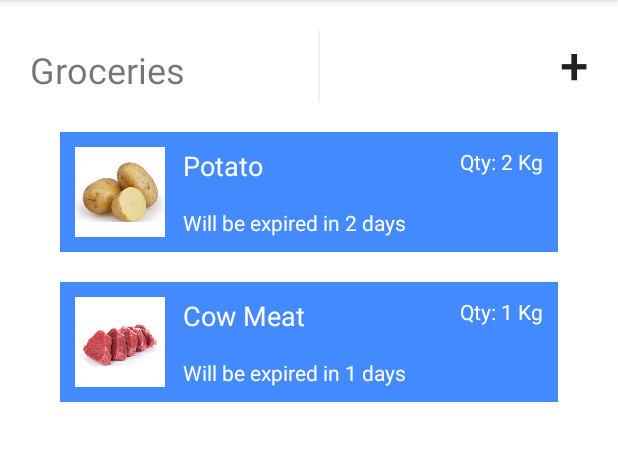
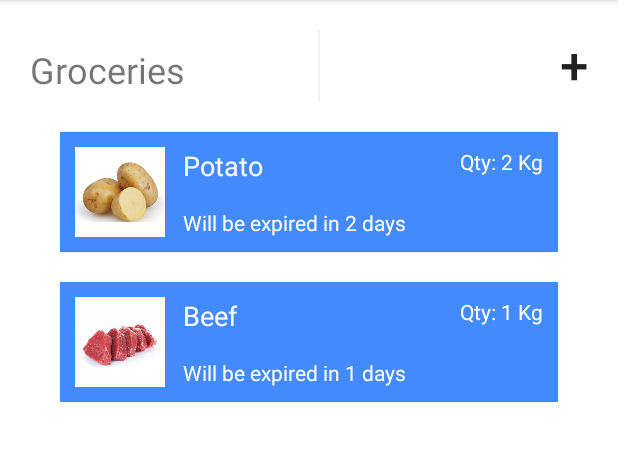
Before and after one commit to iklilnur/Rafodia, an Android app: the FilledGroceries screen opened directly, with no data from a screen before it, on a phone screen of 412 x 824 dp, the part 84-545 px from its top. Run offline under Robolectric (Android 15) with nearby library versions, the light colour scheme and no system bars.

Commit message:
cowmeat ganti beef

```diff
--- a/app/src/main/res/values/strings.xml
+++ b/app/src/main/res/values/strings.xml
@@ -17,7 +17,7 @@
     <string name="item2_name">Potato</string>
     <string name="item2_expire">Will be expired in 2 days</string>
     <string name="item2_qty">Qty: 2 Kg</string>
-    <string name="item1_name">Cow Meat</string>
+    <string name="item1_name">Beef</string>
     <string name="item1_expire">Will be expired in 1 days</string>
     <string name="item1_qty">Qty: 1 Kg</string>
     <!-- Input Groceries -->
```
